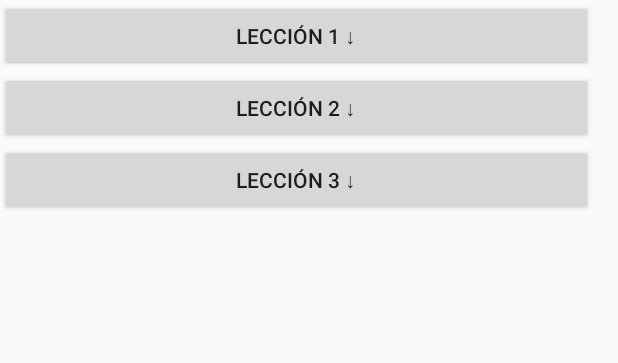
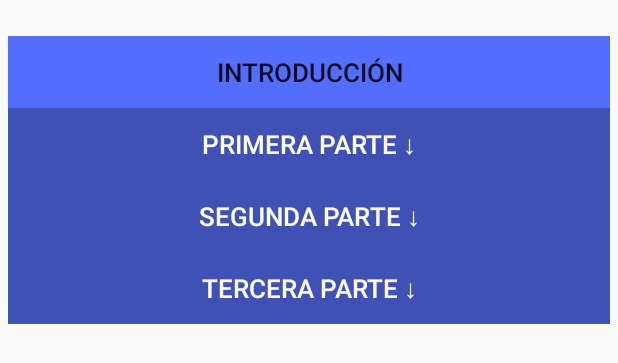
Before and after one commit to Lelthar/Proyecto_2_App, an Android app: the layout activity_menu_kanji.xml on its own in the app's theme, with its tools: preview values and no code run, on a phone screen of 412 x 824 dp. Shown: the top 363 px of the screen. Run offline under Robolectric (Android 15) with nearby library versions, the phone set to English and light mode, and no system bars.

Commit message:
Ventana Kanji Mejorada

```diff
--- a/MinnaNoKanji/app/src/main/AndroidManifest.xml
+++ b/MinnaNoKanji/app/src/main/AndroidManifest.xml
@@ -9,7 +9,7 @@
         android:roundIcon="@mipmap/ic_launcher_round"
         android:supportsRtl="true"
         android:theme="@style/AppTheme">
-        <activity android:name=".MainActivity">
+        <activity android:name=".menuKanji">
             <intent-filter>
                 <action android:name="android.intent.action.MAIN" />
 
@@ -20,13 +20,13 @@
             android:name=".acercaDe"
             android:label="@string/title_activity_acerca_de"
             android:theme="@style/AppTheme.NoActionBar" />
+        <activity android:name=".MainActivity"/>
         <activity android:name=".ajustesCuenta" />
         <activity android:name=".Convertidor" />
         <activity android:name=".Registrarse" />
         <activity android:name=".Menu" />
         <activity android:name=".Embajada" />
         <activity android:name=".menuJapon" />
-        <activity android:name=".menuKanji" />
         <activity android:name=".menuKatakana" />
         <activity android:name=".menuHirahana"></activity>
     </application>
--- a/MinnaNoKanji/app/src/main/java/com/example/bryan/minnanokanji/menuKanji.java
+++ b/MinnaNoKanji/app/src/main/java/com/example/bryan/minnanokanji/menuKanji.java
@@ -14,18 +14,66 @@ public class menuKanji extends AppCompatActivity {
         setContentView(R.layout.activity_menu_kanji);
         getSupportActionBar().setTitle("Kanji 漢字");
 
+
+
+
         //creación del botón de acordeón
-        Button findMagicBtn = (Button) findViewById(R.id.magic_btn);
-        findMagicBtn.setOnClickListener(new View.OnClickListener() {
+        //1
+        final LinearLayout linearLayout1 = (LinearLayout) findViewById(R.id.listaLecciones1);
+        final Button btnLec1 = (Button) findViewById(R.id.part1);
+        btnLec1.setOnClickListener(new View.OnClickListener() {
             @Override
-            public void onClick(View v) {
-                LinearLayout findMagicLl = (LinearLayout) findViewById(R.id.magic_layout);
-                if (findMagicLl.getVisibility() == View.VISIBLE) {
-                    findMagicLl.setVisibility(View.GONE);
-                } else {
-                    findMagicLl.setVisibility(View.VISIBLE);
+            public void onClick(View view) {
+                if (linearLayout1.getVisibility()==View.GONE){
+                    linearLayout1.setVisibility(View.VISIBLE);
+                    btnLec1.setText("Primera Parte ↑");
+
+                }
+                else{
+                    linearLayout1.setVisibility(View.GONE);
+                    btnLec1.setText("Primera Parte ↓");
+                }
+            }
+            });
+
+
+        //2
+
+        final LinearLayout linearLayout2 = (LinearLayout) findViewById(R.id.listaLecciones2);
+        final Button btnLec2 = (Button) findViewById(R.id.part2);
+        btnLec2.setOnClickListener(new View.OnClickListener() {
+            @Override
+            public void onClick(View view) {
+                if (linearLayout2.getVisibility()==View.GONE){
+                    linearLayout2.setVisibility(View.VISIBLE);
+                    btnLec2.setText("Segunda Parte ↑");
+                }
+                else{
+                    linearLayout2.setVisibility(View.GONE);
+                    btnLec2.setText("Segunda Parte ↓");
                 }
             }
         });
-    }
+
+
+
+        //3
+
+        final LinearLayout linearLayout3 = (LinearLayout) findViewById(R.id.listaLecciones3);
+        final Button btnLec3 = (Button) findViewById(R.id.part3);
+        btnLec3.setOnClickListener(new View.OnClickListener() {
+            @Override
+            public void onClick(View view) {
+                if (linearLayout3.getVisibility()==View.GONE){
+                    linearLayout3.setVisibility(View.VISIBLE);
+                    btnLec3.setText("Tercera Parte ↑");
+                }
+                else{
+                    linearLayout3.setVisibility(View.GONE);
+                    btnLec3.setText("Tercera Parte ↓");
+                }
+            }
+        });
+
+        }
 }
--- a/MinnaNoKanji/app/src/main/res/layout/activity_menu_kanji.xml
+++ b/MinnaNoKanji/app/src/main/res/layout/activity_menu_kanji.xml
@@ -6,6 +6,171 @@
     android:layout_height="match_parent"
     tools:context=".menuKanji">
 
+    <ScrollView
+        android:layout_width="match_parent"
+        android:layout_height="match_parent"
+        android:layout_marginBottom="8dp"
+        android:layout_marginTop="8dp"
+        app:layout_constraintBottom_toBottomOf="parent"
+        app:layout_constraintTop_toTopOf="parent">
+
+        <LinearLayout
+            android:id="@+id/magic_layout"
+            android:layout_width="match_parent"
+            android:layout_height="wrap_content"
+            android:layout_marginEnd="5dp"
+            android:layout_marginStart="5dp"
+            android:layout_marginTop="16dp"
+            android:orientation="vertical"
+            app:layout_constraintEnd_toEndOf="parent"
+            app:layout_constraintStart_toStartOf="parent"
+            app:layout_constraintTop_toTopOf="parent">
+
+            <Button
+                android:id="@+id/button12"
+                android:layout_width="match_parent"
+                android:layout_height="wrap_content"
+                android:background="#536dfe"
+                android:text="Introducción"
+                android:textSize="17sp" />
+
+            <Button
+                android:id="@+id/part1"
+                android:layout_width="match_parent"
+                android:layout_height="wrap_content"
+                android:background="#3f51b5"
+                android:text="Primera Parte ↓"
+                android:textColor="#ffffff"
+                android:textSize="17sp" />
+
+            <LinearLayout
+                android:id="@+id/listaLecciones1"
+                android:layout_width="match_parent"
+                android:layout_height="wrap_content"
+                android:orientation="vertical"
+                android:visibility="gone">
+
+                <Button
+                    android:id="@+id/button11"
+                    android:layout_width="match_parent"
+                    android:layout_height="wrap_content"
+                    android:background="#C5CAE9"
+                    android:text="Lección 1"
+                    android:textAllCaps="false"
+                    android:textSize="15sp" />
+
+                <Button
+                    android:id="@+id/button13"
+                    android:layout_width="match_parent"
+                    android:layout_height="wrap_content"
+                    android:background="#C5CAE9"
+                    android:text="Lección 2"
+                    android:textAllCaps="false"
+                    android:textSize="15sp" />
+
+                <Button
+                    android:id="@+id/button14"
+                    android:layout_width="match_parent"
+                    android:layout_height="wrap_content"
+                    android:background="#C5CAE9"
+                    android:text="Lección 3"
+                    android:textAllCaps="false"
+                    android:textSize="15sp" />
+            </LinearLayout>
+
+            <Button
+                android:id="@+id/part2"
+                android:layout_width="match_parent"
+                android:layout_height="wrap_content"
+                android:background="#3f51b5"
+                android:text="Segunda Parte ↓"
+                android:textColor="#ffffff"
+                android:textSize="17sp" />
+
+            <LinearLayout
+                android:id="@+id/listaLecciones2"
+                android:layout_width="match_parent"
+                android:layout_height="wrap_content"
+                android:orientation="vertical"
+                android:visibility="gone">
+
+                <Button
+                    android:id="@+id/button21"
+                    android:layout_width="match_parent"
+                    android:layout_height="wrap_content"
+                    android:background="#C5CAE9"
+                    android:shadowColor="#ffffff"
+                    android:text="Lección 4"
+                    android:textAllCaps="false"
+                    android:textSize="15sp" />
+
+                <Button
+                    android:id="@+id/button23"
+                    android:layout_width="match_parent"
+                    android:layout_height="wrap_content"
+                    android:background="#C5CAE9"
+                    android:text="Lección 5"
+                    android:textAllCaps="false"
+                    android:textSize="15sp" />
+
+                <Button
+                    android:id="@+id/button24"
+                    android:layout_width="match_parent"
+                    android:layout_height="wrap_content"
+                    android:background="#C5CAE9"
+                    android:text="Lección 6"
+                    android:textAllCaps="false"
+                    android:textSize="15sp" />
+
+            </LinearLayout>
+
+            <Button
+                android:id="@+id/part3"
+                android:layout_width="match_parent"
+                android:layout_height="wrap_content"
+                android:background="#3f51b5"
+                android:text="Tercera Parte ↓"
+                android:textColor="#ffffff"
+                android:textSize="17sp" />
+
+            <LinearLayout
+                android:id="@+id/listaLecciones3"
+                android:layout_width="match_parent"
+                android:layout_height="match_parent"
+                android:orientation="vertical"
+                android:visibility="gone">
+
+                <Button
+                    android:id="@+id/button31"
+                    android:layout_width="match_parent"
+                    android:layout_height="wrap_content"
+                    android:background="#C5CAE9"
+                    android:shadowColor="#ffffff"
+                    android:text="Lección 7"
+                    android:textAllCaps="false"
+                    android:textSize="15sp" />
+
+                <Button
+                    android:id="@+id/button33"
+                    android:layout_width="match_parent"
+                    android:layout_height="wrap_content"
+                    android:background="#C5CAE9"
+                    android:text="Lección 8"
+                    android:textAllCaps="false"
+                    android:textSize="15sp" />
+
+                <Button
+                    android:id="@+id/button34"
+                    android:layout_width="match_parent"
+                    android:layout_height="wrap_content"
+                    android:background="#C5CAE9"
+                    android:text="Lección 9"
+                    android:textAllCaps="false"
+                    android:textSize="15sp" />
+            </LinearLayout>
+        </LinearLayout>
+    </ScrollView>
+
     <RelativeLayout
         android:layout_width="395dp"
         android:layout_height="587dp"
@@ -13,29 +178,5 @@
         tools:layout_editor_absoluteY="8dp">
 
 
-        <LinearLayout
-            android:id="@+id/magic_layout"
-            android:layout_width="match_parent"
-            android:layout_height="match_parent"
-            android:orientation="vertical">
-
-            <Button
-                android:id="@+id/magic_btn"
-                android:layout_width="match_parent"
-                android:layout_height="wrap_content"
-                android:text="Lección 1 ↓" />
-
-            <Button
-                android:id="@+id/button9"
-                android:layout_width="match_parent"
-                android:layout_height="wrap_content"
-                android:text="Lección 2 ↓" />
-
-            <Button
-                android:id="@+id/button10"
-                android:layout_width="match_parent"
-                android:layout_height="wrap_content"
-                android:text="Lección 3 ↓" />
-        </LinearLayout>
     </RelativeLayout>
 </android.support.constraint.ConstraintLayout>
```
